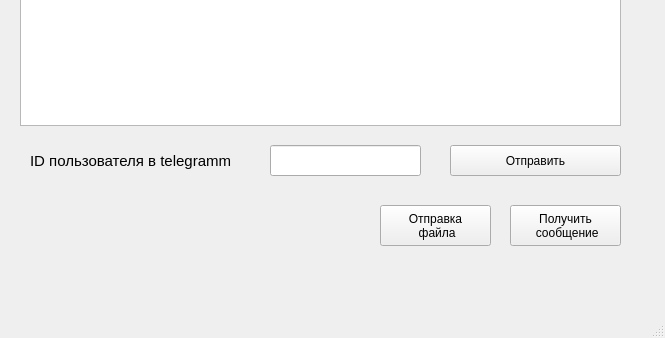
Above: UI/client.ui from Scykorr/dmitr_community_encrypt before the change; both pictures show x 0 to 665 and y 495 to 833 of the 665 by 833 pixel window. Below: the same form after it.
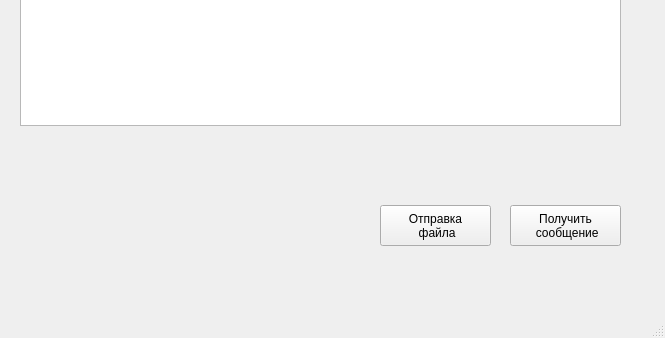
That is the form after the change.

```diff
--- a/UI/client.ui
+++ b/UI/client.ui
@@ -128,47 +128,6 @@
  сообщение</string>
       </property>
      </widget>
-     <widget class="QPushButton" name="pushButton_let_message">
-      <property name="geometry">
-       <rect>
-        <x>440</x>
-        <y>630</y>
-        <width>171</width>
-        <height>31</height>
-       </rect>
-      </property>
-      <property name="text">
-       <string>Отправить</string>
-      </property>
-     </widget>
-     <widget class="QLineEdit" name="lineEdit_tg_username">
-      <property name="geometry">
-       <rect>
-        <x>260</x>
-        <y>630</y>
-        <width>151</width>
-        <height>31</height>
-       </rect>
-      </property>
-     </widget>
-     <widget class="QLabel" name="label_11">
-      <property name="geometry">
-       <rect>
-        <x>20</x>
-        <y>630</y>
-        <width>231</width>
-        <height>31</height>
-       </rect>
-      </property>
-      <property name="font">
-       <font>
-        <pointsize>11</pointsize>
-       </font>
-      </property>
-      <property name="text">
-       <string>ID пользователя в telegramm</string>
-      </property>
-     </widget>
      <widget class="QPlainTextEdit" name="plainTextEdit_public_key_on_get">
       <property name="geometry">
        <rect>
```
